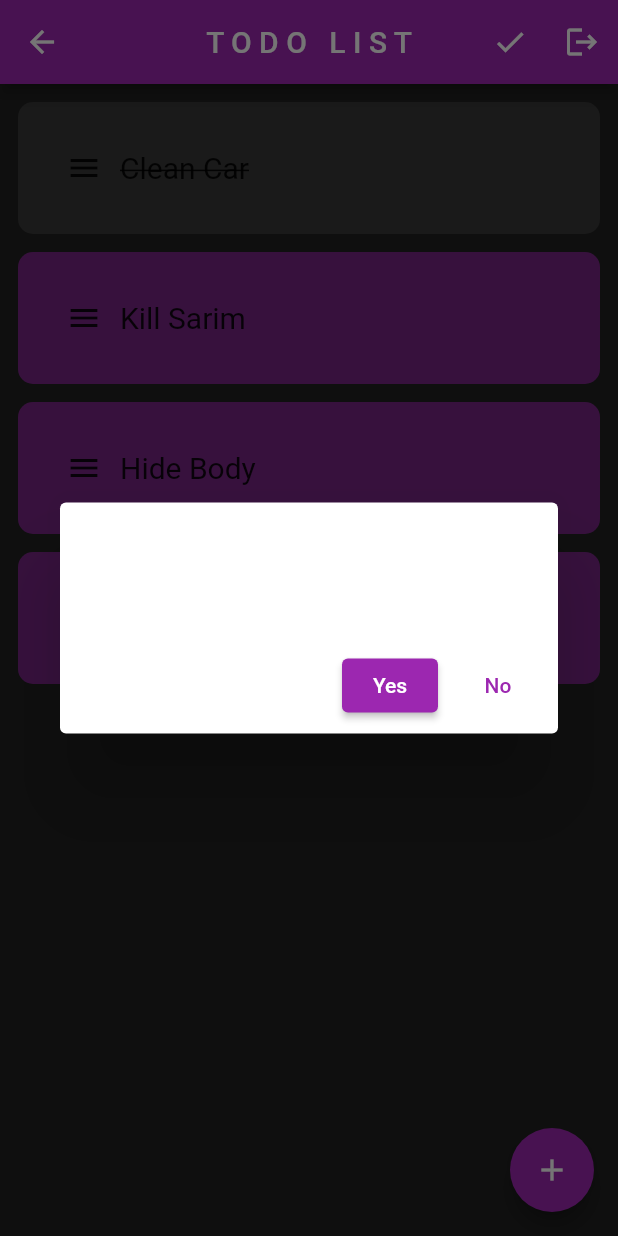
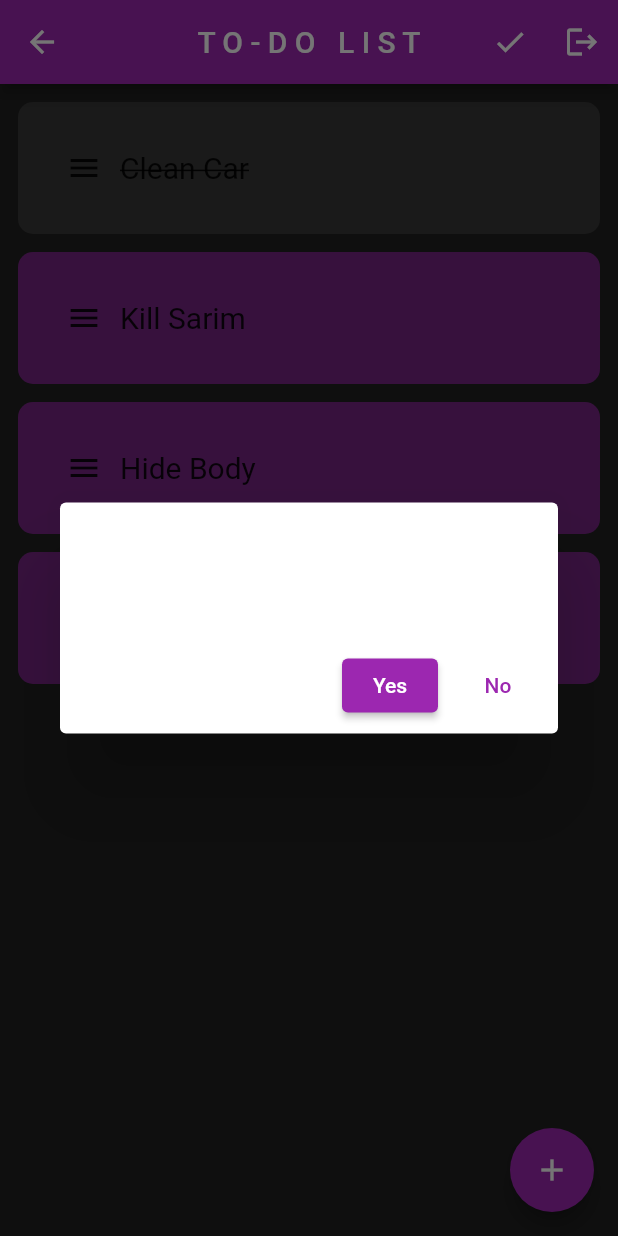
Before and after one commit to C41f0N/CheckMate, a Flutter app: the HomePage screen opened by its route, after a tap on the "reorder" icon, after a tap on the "logout" icon, on a phone screen of 412 x 824 dp. Run offline on Flutter 3.47's test engine with Material 2 defaults, Android fonts, the phone set to English and light mode, and no system bars; drawn by our look-alikes of auto_size_text; our stand-ins replace hive_flutter; missing offline and left inert: cryptography, encrypt, observe_internet_connectivity, swipeable_tile; accounts and stored records are empty; network calls fail.

Commit message:
fixed bugs on refresh system

```diff
--- a/lib/data_ops/task_data_from_cloud.dart
+++ b/lib/data_ops/task_data_from_cloud.dart
@@ -8,7 +8,6 @@ Future<String> fetchEncryptedDataFromServer() async {
   final hash = getSessionPasswordHash();
 
   // Fetch raw data from server
-  print("Trying to fetch data");
   try {
     final result = await http.get(Uri.parse(
         'https://sarimahmed.tech/sarim-s_todo_app/get_task_data.php?username=${Uri.encodeComponent(username)}&hash=${Uri.encodeComponent(hash)}'));
@@ -24,7 +23,6 @@ Future<bool> uploadEncryptedDataToServer(encryptedData) async {
   final hash = getSessionPasswordHash();
 
   // Upload data to server
-  print("Trying to upload data");
   try {
     final result = await http.get(Uri.parse(
         'https://sarimahmed.tech/sarim-s_todo_app/upload_task_data.php?username=${Uri.encodeComponent(username)}&hash=${Uri.encodeComponent(hash)}&task_data=${Uri.encodeComponent(encryptedData)}'));
--- a/lib/data_ops/task_database_class.dart
+++ b/lib/data_ops/task_database_class.dart
@@ -17,7 +17,7 @@ class TaskDatabase {
     ];
   }
 
-  void loadData() {
+  bool loadData() {
     if (_myBox.get("TASKS_LIST") == null) {
       // Create defaults and save
       createDefaultData();
@@ -33,6 +33,7 @@ class TaskDatabase {
         taskList.add([taskName, completed]);
       }
     }
+    return true;
   }
 
   void saveData() {
--- a/lib/pages/home.dart
+++ b/lib/pages/home.dart
@@ -2,9 +2,11 @@ import 'dart:async';
 import 'package:flutter/material.dart';
 import 'package:hive_flutter/hive_flutter.dart';
 import 'package:sarims_todo_app/data_ops/task_database_class.dart';
+import 'package:sarims_todo_app/widgets/refreshing_data_indicator.dart';
 import 'package:sarims_todo_app/widgets/task_card.dart';
 import '../data_ops/user_session_local_ops.dart';
 import '../dialogues/add_task_dialogue.dart';
+import '../widgets/uploading_data_indicator.dart';
 
 class HomePage extends StatefulWidget {
   const HomePage({super.key});
@@ -18,42 +20,27 @@ class _HomePageState extends State<HomePage> {
   final _myBox = Hive.box("TASKS_LOCAL_DATABASE");
   DateTime nextUpdateAt = DateTime.now().add(const Duration(seconds: 5));
   Timer? timer;
-  bool? serverNeedstoBeUpdated;
-  bool localDataNeedsToBeUpdated = true;
-  int serverCount = 0;
+  bool isFirstUpdate = true;
+  bool isUploading = false;
+  bool isRefreshing = false;
 
   @override
   void initState() {
-    fetchDataFromServer();
-
     if (_myBox.get("SERVER_UPDATE_NEEDED") == null) {
       _myBox.put("SERVER_UPDATE_NEEDED", false);
     }
 
     timer = Timer.periodic(const Duration(seconds: 1), (timer) async {
-      final appointmentStatus = _myBox.get("SERVER_UPDATE_NEEDED") ?? false;
-      print("Appointment with server => $appointmentStatus");
-      if (timer.isActive &&
-          (DateTime.now().isAfter(nextUpdateAt) ||
-              DateTime.now().isAtSameMomentAs(nextUpdateAt))) {
-        print(serverCount);
-        serverCount++;
-        if (appointmentStatus) {
-          // if there has been new changes then upload data
-          print("Uploading Data");
-          if (await db.uploadDataToServer()) {
-            setUpdateAppointmentWithServerStatus(false);
-          }
+      if (!DateTime.now().isBefore(nextUpdateAt) && timer.isActive) {
+        if (await checkServerUpdateAppointmentStatus()) {
+          print("uploading");
+          await uploadTaskData();
         } else {
-          print("Fetching data");
-          // else download data and update it
-          if (!localDataNeedsToBeUpdated) {
-            await db.getTaskDataFromServer();
-            setState(() {});
+          if (!isFirstUpdate) {
+            print("downloading");
+            await refreshTaskData();
           }
         }
-
-        nextUpdateAt = DateTime.now().add(const Duration(seconds: 5));
       }
     });
     super.initState();
@@ -69,10 +56,9 @@ class _HomePageState extends State<HomePage> {
 
   @override
   Widget build(BuildContext context) {
-    if (localDataNeedsToBeUpdated) {
     return Scaffold(
       appBar: AppBar(
-          title: const Text("T O D O   L I S T"),
+        title: const Text("T O - D O   L I S T"),
         centerTitle: true,
         actions: [
           IconButton(
@@ -104,8 +90,7 @@ class _HomePageState extends State<HomePage> {
                                   builder: ((context) => AlertDialog(
                                         title: const Text(
                                           "Are you sure? There is still some data not yet written to the cloud, we advise waiting some seconds.",
-                                            style:
-                                                TextStyle(color: Colors.white),
+                                          style: TextStyle(color: Colors.white),
                                         ),
                                         actions: [
                                           ElevatedButton(
@@ -137,20 +122,33 @@ class _HomePageState extends State<HomePage> {
           ),
         ],
       ),
-        body: FutureBuilder(
-            future: db.getTaskDataFromServer(),
+      body: Stack(
+        alignment: AlignmentDirectional.topStart,
+        children: [
+          FutureBuilder(
+              future: isFirstUpdate
+                  ? db.getTaskDataFromServer()
+                  : Future.sync(() => db.loadData()),
               builder: (context, snapshot) {
-              localDataNeedsToBeUpdated = false;
+                isFirstUpdate = false;
 
                 var taskList = db.taskList;
-              List<Widget> taskDisplayList = taskList.map((taskData) {
+                List<Widget> taskDisplayList = [
+                  SizedBox(
+                    height: isUploading || isRefreshing ? 30 : 0,
+                  ),
+                  ...taskList.map((taskData) {
                     return TaskCard(
                         taskName: taskData[0],
                         completed: taskData[1],
-                    onTaskCheckChange: onTaskCheckChange,
-                    onDelete: deleteTask,
+                        onTaskCheckChange: isRefreshing || isUploading
+                            ? () {}
+                            : onTaskCheckChange,
+                        onDelete:
+                            isRefreshing || isUploading ? () {} : deleteTask,
                         reorderingMode: reorderMode);
-              }).toList();
+                  }).toList()
+                ];
 
                 if (snapshot.hasData) {
                   return reorderMode
@@ -169,129 +167,29 @@ class _HomePageState extends State<HomePage> {
                           },
                           onReorder: onReorder,
                         )
-                    : ListView(
+                      : RefreshIndicator(
+                          onRefresh: () {
+                            nextUpdateAt = DateTime.now();
+                            return checkServerUpdateAppointmentStatus()
+                                ? uploadTaskData()
+                                : refreshTaskData();
+                          },
+                          child: ListView(
                             padding: const EdgeInsets.fromLTRB(0, 6, 0, 0),
                             clipBehavior: Clip.antiAlias,
                             children: taskDisplayList,
-                      );
-              } else {
-                return Center(child: CircularProgressIndicator());
-              }
-            }),
-        floatingActionButton: FloatingActionButton(
-          child: const Icon(Icons.add),
-          onPressed: () {
-            showDialog(
-              context: context,
-              builder: ((_) {
-                return AddTaskDialogue(
-                  addTaskCallback: addTask,
-                  checkTaskExistenceCallback: checkTaskExistence,
-                );
-              }),
-            );
-          },
                           ),
                         );
                 } else {
-      db.loadData();
-      var taskList = db.taskList;
-      List<Widget> taskDisplayList = taskList.map((taskData) {
-        return TaskCard(
-            taskName: taskData[0],
-            completed: taskData[1],
-            onTaskCheckChange: onTaskCheckChange,
-            onDelete: deleteTask,
-            reorderingMode: reorderMode);
-      }).toList();
-
-      return Scaffold(
-        appBar: AppBar(
-          title: const Text("T O D O   L I S T"),
-          centerTitle: true,
-          actions: [
-            IconButton(
-              onPressed: () {
-                setState(() {
-                  reorderMode = !reorderMode;
-                });
-              },
-              icon: reorderMode
-                  ? const Icon(Icons.check)
-                  : const Icon(Icons.reorder),
-            ),
-            IconButton(
-              onPressed: () {
-                showDialog(
-                  context: context,
-                  builder: ((context) => AlertDialog(
-                        title: const Text(
-                          "Are you sure you want to log out?",
-                          style: TextStyle(color: Colors.white),
-                        ),
-                        actions: [
-                          ElevatedButton(
-                            onPressed: () {
-                              if (checkServerUpdateAppointmentStatus()) {
-                                Navigator.of(context).pop();
-                                showDialog(
-                                    context: context,
-                                    builder: ((context) => AlertDialog(
-                                          title: const Text(
-                                            "Are you sure? There is still some data not yet written to the cloud, we advise waiting some seconds.",
-                                            style:
-                                                TextStyle(color: Colors.white),
-                                          ),
-                                          actions: [
-                                            ElevatedButton(
-                                              onPressed: logout,
-                                              child: const Text("Yes"),
-                                            ),
-                                            TextButton(
-                                              onPressed: (() =>
-                                                  Navigator.pop(context)),
-                                              child: const Text("No"),
-                                            ),
+                  return const Center(child: CircularProgressIndicator());
+                }
+              }),
+          isUploading
+              ? const UploadingDataIndicator()
+              : isRefreshing
+                  ? const RefreshingDataIndicator()
+                  : const SizedBox(),
         ],
-                                        )));
-                              } else {
-                                logout();
-                              }
-                            },
-                            child: const Text("Yes"),
-                          ),
-                          TextButton(
-                            onPressed: (() => Navigator.pop(context)),
-                            child: const Text("No"),
-                          )
-                        ],
-                      )),
-                );
-              },
-              icon: const Icon(Icons.logout),
-            ),
-          ],
-        ),
-        body: reorderMode
-            ? ReorderableListView.builder(
-                padding: const EdgeInsets.fromLTRB(0, 6, 0, 0),
-                itemCount: taskList.length,
-                itemBuilder: (context, index) {
-                  return TaskCard(
-                    key: UniqueKey(),
-                    taskName: taskList[index][0],
-                    completed: taskList[index][1],
-                    onTaskCheckChange: onTaskCheckChange,
-                    onDelete: deleteTask,
-                    reorderingMode: reorderMode,
-                  );
-                },
-                onReorder: onReorder,
-              )
-            : ListView(
-                padding: const EdgeInsets.fromLTRB(0, 6, 0, 0),
-                clipBehavior: Clip.antiAlias,
-                children: taskDisplayList,
       ),
       floatingActionButton: FloatingActionButton(
         child: const Icon(Icons.add),
@@ -309,7 +207,6 @@ class _HomePageState extends State<HomePage> {
       ),
     );
   }
-  }
 
   void onTaskCheckChange(String taskName, bool completed) {
     setState(() {
@@ -319,10 +216,15 @@ class _HomePageState extends State<HomePage> {
   }
 
   void addTask(String taskName) {
-    setState(() {
+    var taskAdded = false;
+    while (!taskAdded) {
+      if (!(isUploading || isRefreshing)) {
         db.addTask(taskName);
+        taskAdded = true;
+        setState(() {});
+      }
       setUpdateAppointmentWithServerStatus(true);
-    });
+    }
   }
 
   bool checkTaskExistence(String taskName) {
@@ -377,12 +279,14 @@ class _HomePageState extends State<HomePage> {
   }
 
   void setUpdateAppointmentWithServerStatus(bool value) {
-    nextUpdateAt = DateTime.now().add(const Duration(seconds: 5));
+    if (value) {
+      nextUpdateAt = DateTime.now().add(Duration(seconds: 60));
+    }
     _myBox.put("SERVER_UPDATE_NEEDED", value);
   }
 
   bool checkServerUpdateAppointmentStatus() {
-    final result =_myBox.get("SERVER_UPDATE_NEEDED");
+    final result = _myBox.get("SERVER_UPDATE_NEEDED");
     if (result != null) {
       return result;
     } else {
@@ -390,7 +294,32 @@ class _HomePageState extends State<HomePage> {
     }
   }
 
-  Future<void> fetchDataFromServer() async {
-    await db.getTaskDataFromServer();
+  Future<void> uploadTaskData() async {
+    setState(() {
+      isUploading = true;
+    });
+    final uploadResult = await db.uploadDataToServer();
+    if (uploadResult) {
+      nextUpdateAt = DateTime.now().add(const Duration(seconds: 60));
+      setUpdateAppointmentWithServerStatus(false);
+    }
+    setState(() {
+      isUploading = false;
+    });
+  }
+
+  Future<void> refreshTaskData() async {
+    setState(() {
+      isRefreshing = true;
+    });
+    final downloadResult = await db.getTaskDataFromServer();
+    setState(() {
+      isRefreshing = false;
+    });
+    if (downloadResult) {
+      print(nextUpdateAt);
+      nextUpdateAt = DateTime.now().add(const Duration(seconds: 60));
+      db.loadData();
     }
   }
+}
--- a/lib/widgets/task_card.dart
+++ b/lib/widgets/task_card.dart
@@ -30,7 +30,7 @@ class TaskCard extends StatelessWidget {
         onSwiped: ((direction) {
           onDelete(taskName);
         }),
-        borderRadius: 10,
+        borderRadius: 4,
         swipeThreshold: 0.2,
         key: UniqueKey(),
         direction: SwipeDirection.startToEnd,
@@ -38,7 +38,7 @@ class TaskCard extends StatelessWidget {
           if (direction == SwipeDirection.startToEnd) {
             return Container(
               decoration: BoxDecoration(
-                borderRadius: BorderRadius.circular(10),
+                borderRadius: BorderRadius.circular(4),
                 color: const Color.fromARGB(255, 255, 17, 0),
               ),
               child: Row(
```
Also changed, not shown: lib/widgets/refreshing_data_indicator.dart (added, +21 -0 lines), lib/widgets/uploading_data_indicator.dart (added, +21 -0 lines). Lines whose indentation alone changed are shown as unchanged.
